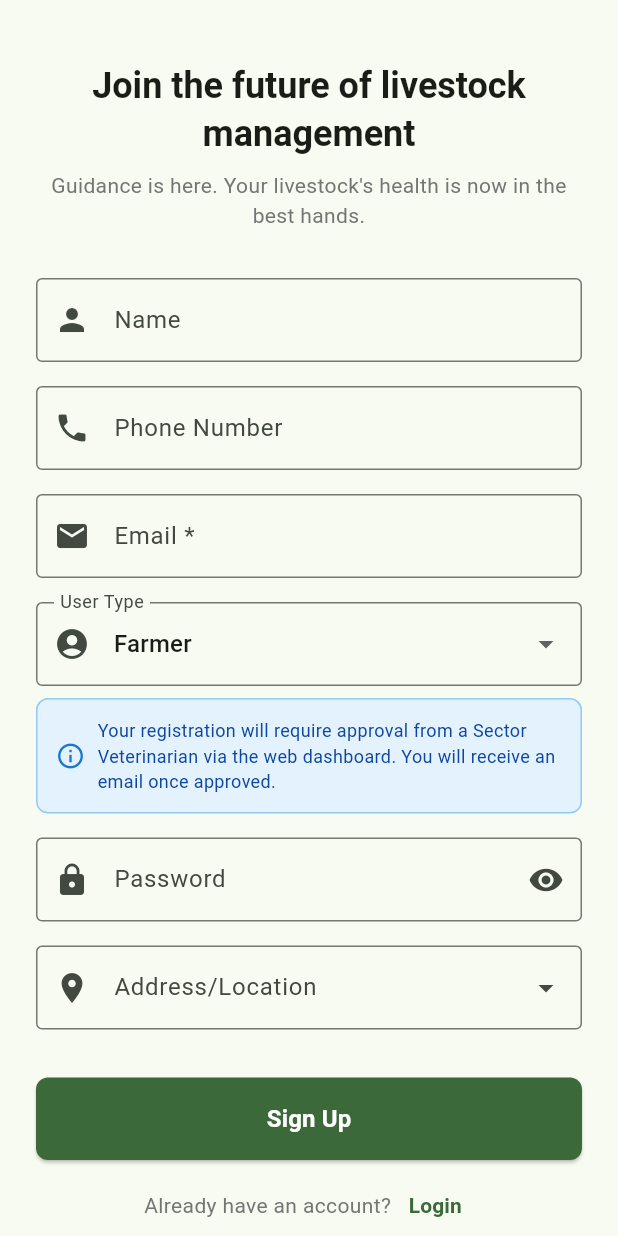
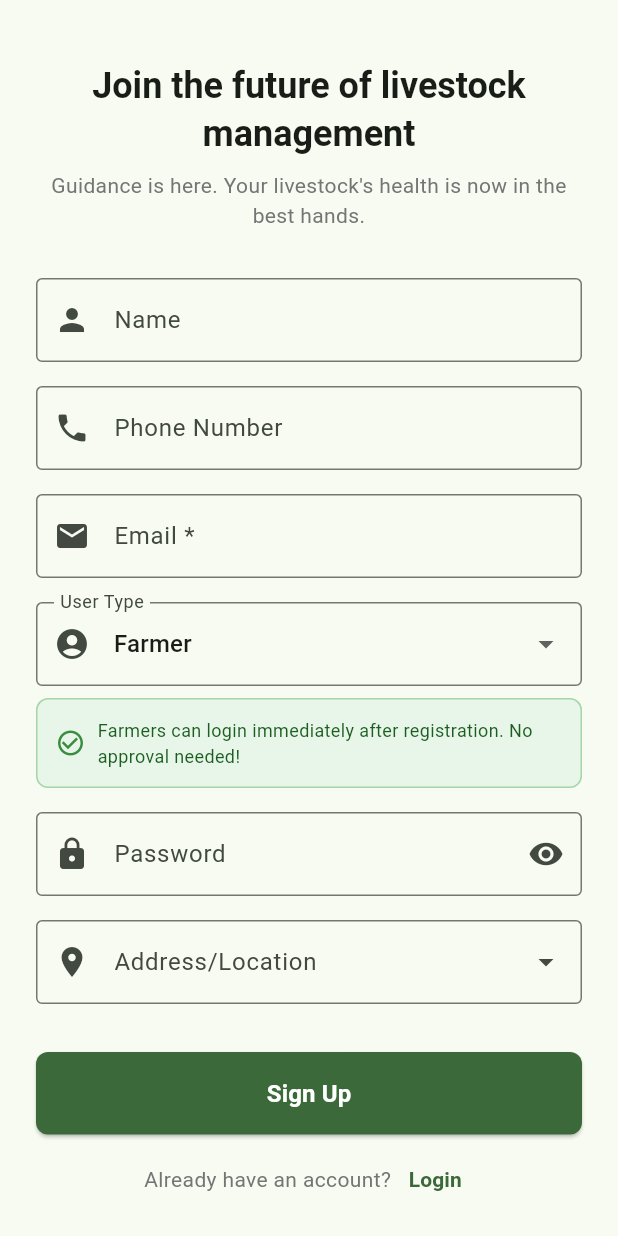
Before and after one commit to josephine324/AnimalGuardian, a Flutter app: the RegisterScreen screen opened by its route, scrolled down 295 dp, on a phone screen of 412 x 824 dp. Run offline on Flutter 3.47's test engine with Material 3 defaults, Android fonts, the phone set to English and light mode, and no system bars; our stand-ins replace flutter_dotenv, flutter_riverpod, flutter_secure_storage, go_router, image_picker; accounts and stored records are empty.

Commit message:
Allow farmers to login immediately after registration - no approval needed

```diff
--- a/frontend/lib/features/auth/presentation/screens/register_screen.dart
+++ b/frontend/lib/features/auth/presentation/screens/register_screen.dart
@@ -67,11 +67,19 @@ class _RegisterScreenState extends ConsumerState<RegisterScreen> {
           _isLoading = false;
         });
 
+        // Show different message based on user type
+        String successMessage;
+        if (_selectedUserType == 'farmer') {
+          successMessage = 'Account created successfully! You can now login.';
+        } else {
+          successMessage = 'Registration successful! Your account is pending approval from a sector veterinarian. You will receive an email once approved.';
+        }
+
         ScaffoldMessenger.of(context).showSnackBar(
-          const SnackBar(
-            content: Text('Registration successful! Your account is pending approval from a sector veterinarian. You will receive an email once approved.'),
+          SnackBar(
+            content: Text(successMessage),
             backgroundColor: Colors.green,
-            duration: Duration(seconds: 5),
+            duration: const Duration(seconds: 5),
           ),
         );
 
@@ -242,6 +250,7 @@ class _RegisterScreenState extends ConsumerState<RegisterScreen> {
                         },
                       ),
                         const SizedBox(height: 8),
+                        if (_selectedUserType == 'local_vet')
                           Container(
                             padding: const EdgeInsets.all(12.0),
                             decoration: BoxDecoration(
@@ -258,6 +267,30 @@ class _RegisterScreenState extends ConsumerState<RegisterScreen> {
                                     'Your registration will require approval from a Sector Veterinarian via the web dashboard. You will receive an email once approved.',
                                     style: TextStyle(
                                       color: Colors.blue[900],
+                                      fontSize: 12,
+                                    ),
+                                  ),
+                                ),
+                              ],
+                            ),
+                          ),
+                        if (_selectedUserType == 'farmer')
+                          Container(
+                            padding: const EdgeInsets.all(12.0),
+                            decoration: BoxDecoration(
+                              color: Colors.green[50],
+                              borderRadius: BorderRadius.circular(8),
+                              border: Border.all(color: Colors.green[200]!),
+                            ),
+                            child: Row(
+                              children: [
+                                Icon(Icons.check_circle_outline, color: Colors.green[700], size: 20),
+                                const SizedBox(width: 8),
+                                Expanded(
+                                  child: Text(
+                                    'Farmers can login immediately after registration. No approval needed!',
+                                    style: TextStyle(
+                                      color: Colors.green[900],
                                       fontSize: 12,
                                     ),
                                   ),
```
Also changed, not shown: 1 other file. Lines whose indentation alone changed are shown as unchanged.
